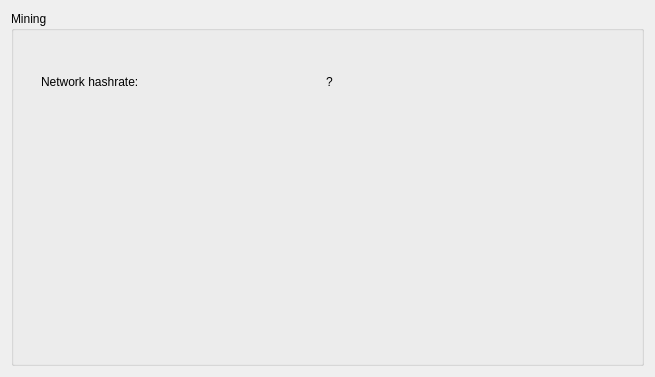
Old version of the form src/qt/forms/miningpage.ui in the repository upgradeadvice/MUE-Src.
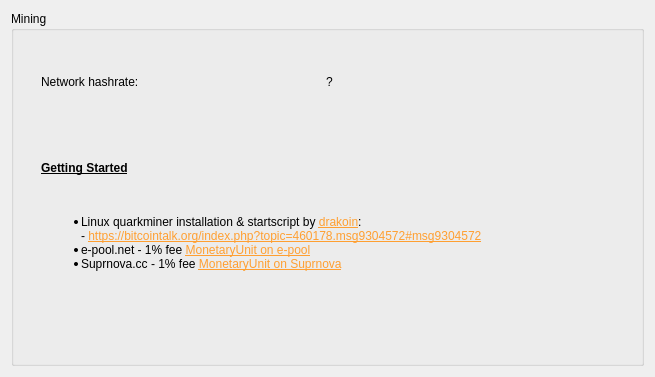
New version of the form.

```diff
--- a/src/qt/forms/miningpage.ui
+++ b/src/qt/forms/miningpage.ui
@@ -52,6 +52,19 @@
        </item>
       </layout>
      </widget>
+     <widget class="QLabel" name="label">
+      <property name="geometry">
+       <rect>
+        <x>30</x>
+        <y>110</y>
+        <width>561</width>
+        <height>231</height>
+       </rect>
+      </property>
+      <property name="text">
+       <string>&lt;html&gt;&lt;head/&gt;&lt;body&gt;&lt;p&gt;&lt;span style=&quot; font-weight:600; text-decoration: underline;&quot;&gt;Getting Started&lt;/span&gt;&lt;br/&gt;&lt;br/&gt;&lt;/p&gt;&lt;ul style=&quot;margin-top: 0px; margin-bottom: 0px; margin-left: 0px; margin-right: 0px; -qt-list-indent: 1;&quot;&gt;&lt;li style=&quot; margin-top:0px; margin-bottom:0px; margin-left:0px; margin-right:0px; -qt-block-indent:0; text-indent:0px;&quot;&gt;Linux quarkminer installation &amp;amp; startscript by &lt;a href=&quot;https://bitcointalk.org/index.php?action=profile;u=184146&quot;&gt;&lt;span style=&quot; text-decoration: underline; color:#ff9f31;&quot;&gt;drakoin&lt;/span&gt;&lt;/a&gt;:&lt;br/&gt;- &lt;a href=&quot;https://bitcointalk.org/index.php?topic=460178.msg9304572#msg9304572&quot;&gt;&lt;span style=&quot; text-decoration: underline; color:#ff9f31;&quot;&gt;https://bitcointalk.org/index.php?topic=460178.msg9304572#msg9304572&lt;/span&gt;&lt;/a&gt;&lt;/li&gt;&lt;li style=&quot; margin-top:0px; margin-bottom:0px; margin-left:0px; margin-right:0px; -qt-block-indent:0; text-indent:0px;&quot;&gt;e-pool.net - 1% fee &lt;a href=&quot;http://p2pool.e-pool.net:8963/static/&quot;&gt;&lt;span style=&quot; text-decoration: underline; color:#ff9f31;&quot;&gt;MonetaryUnit on e-pool&lt;/span&gt;&lt;/a&gt;&lt;/li&gt;&lt;li style=&quot; margin-top:0px; margin-bottom:0px; margin-left:0px; margin-right:0px; -qt-block-indent:0; text-indent:0px;&quot;&gt;Suprnova.cc - 1% fee &lt;a href=&quot;https://mue.suprnova.cc&quot;&gt;&lt;span style=&quot; text-decoration: underline; color:#ff9f31;&quot;&gt;MonetaryUnit on Suprnova&lt;/span&gt;&lt;/a&gt;&lt;/li&gt;&lt;/ul&gt;&lt;p&gt;&lt;br/&gt;&lt;/p&gt;&lt;/body&gt;&lt;/html&gt;</string>
+      </property>
+     </widget>
     </widget>
    </item>
   </layout>
```
